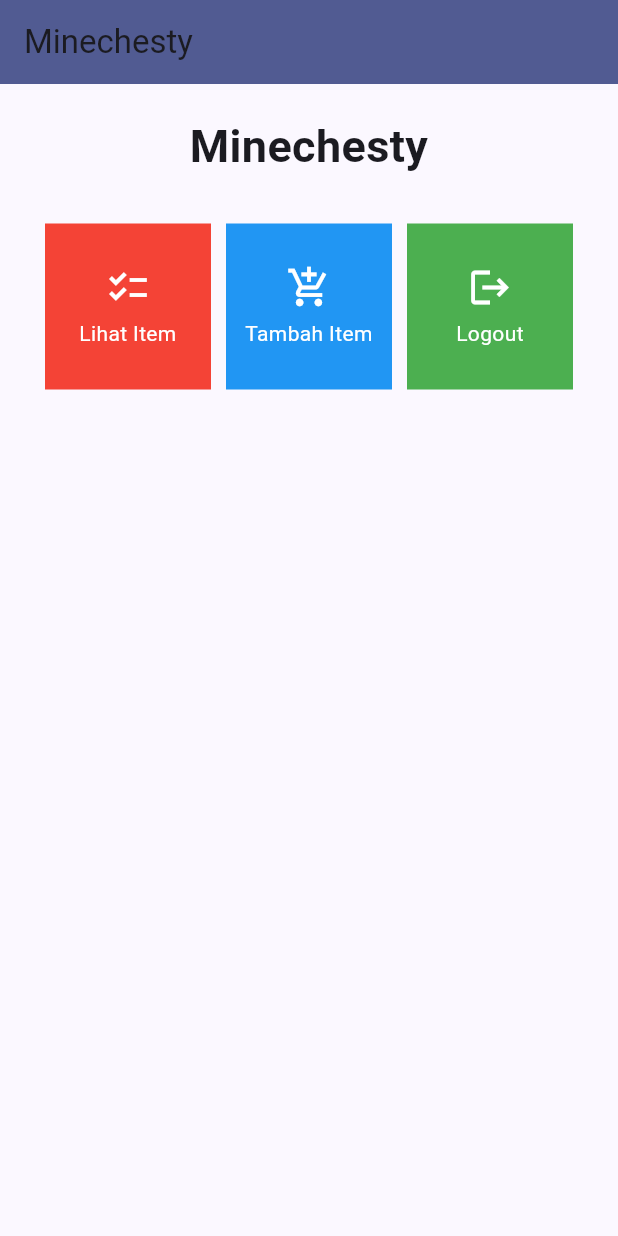
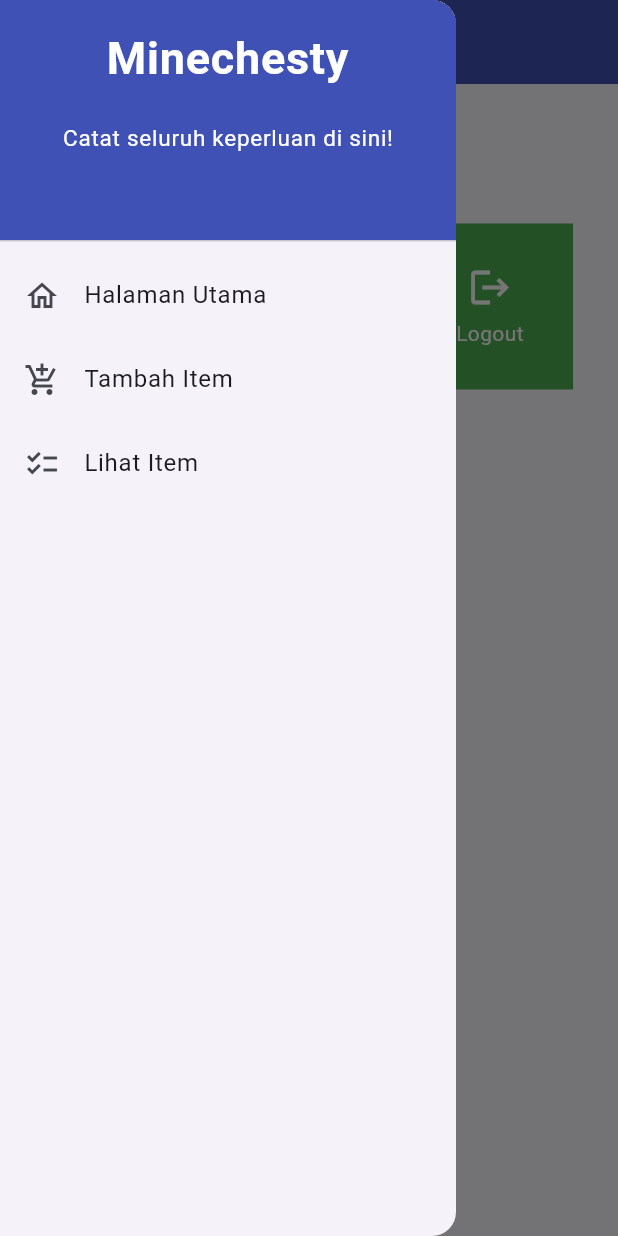
Before and after one commit to RafliMahesa/minechesty-mobile, a Flutter app: the screen it shows after launch, with the side drawer open (before the commit the screen has no drawer), on a phone screen of 412 x 824 dp. Run offline on Flutter 3.47's test engine with Material 2 defaults, Android fonts, the phone set to English and light mode, and no system bars.

Commit message:
Tugas 8 Tamat

```diff
--- a/lib/main.dart
+++ b/lib/main.dart
@@ -1,5 +1,5 @@
 import 'package:flutter/material.dart';
-import 'package:minechesty/menu.dart';
+import 'package:minechesty/screens/menu.dart';
 
 void main() {
   runApp(const MyApp());
--- a/lib/menu.dart
+++ b/lib/screens/menu.dart
@@ -1,4 +1,6 @@
 import 'package:flutter/material.dart';
+import 'package:minechesty/widgets/item_card.dart';
+import 'package:minechesty/widgets/left_drawer.dart';
 
 class MyHomePage extends StatelessWidget {
     MyHomePage({Key? key}) : super(key: key);
@@ -16,8 +18,10 @@
               title: const Text(
                 'Minechesty',
               ),
-              backgroundColor: Theme.of(context).colorScheme.primary,
+              backgroundColor: Colors.indigo,
+              foregroundColor: Colors.white,
             ),
+            drawer: const LeftDrawer(),
             body: SingleChildScrollView(
               // Widget wrapper yang dapat discroll
               child: Padding(
@@ -58,56 +62,3 @@
           );
     }
 }
-
-class ShopItem {
-  final String name;
-  final IconData icon;
-  final Color color;
-
-  ShopItem(this.name, this.icon, this.color);
-}
-
-class ShopCard extends StatelessWidget {
-  final ShopItem item;
-
-  const ShopCard(this.item, {super.key}); // Constructor
-
-  @override
-  Widget build(BuildContext context) {
-    return Material(
-      color: item.color,
-      child: InkWell(
-        // Area responsive terhadap sentuhan
-        onTap: () {
-          // Memunculkan SnackBar ketika diklik
-          ScaffoldMessenger.of(context)
-            ..hideCurrentSnackBar()
-            ..showSnackBar(SnackBar(
-                content: Text("Kamu telah menekan tombol ${item.name}!")));
-        },
-        child: Container(
-          // Container untuk menyimpan Icon dan Text
-          padding: const EdgeInsets.all(8),
-          child: Center(
-            child: Column(
-              mainAxisAlignment: MainAxisAlignment.center,
-              children: [
-                Icon(
-                  item.icon,
-                  color: Colors.white,
-                  size: 30.0,
-                ),
-                const Padding(padding: EdgeInsets.all(3)),
-                Text(
-                  item.name,
-                  textAlign: TextAlign.center,
-                  style: const TextStyle(color: Colors.white),
-                ),
-              ],
-            ),
-          ),
-        ),
-      ),
-    );
-  }
-}
--- /dev/null
+++ b/lib/widgets/item_card.dart
@@ -0,0 +1,82 @@
+import 'package:flutter/material.dart';
+import 'package:minechesty/screens/itemlist.dart';
+import 'package:minechesty/screens/itemlist_form.dart';
+
+class Item {
+  String name = "";
+  int amount = 0;
+  String description = "";
+  String rarity = "";
+
+  Item(this.name, this.amount, this.description, this.rarity);
+}
+
+class ShopItem {
+  final String name;
+  final IconData icon;
+  final Color color;
+
+  ShopItem(this.name, this.icon, this.color);
+}
+
+List<Item>itemList = [];
+
+class ShopCard extends StatelessWidget {
+  final ShopItem item;
+
+  const ShopCard(this.item, {super.key}); // Constructor
+
+  @override
+  Widget build(BuildContext context) {
+    return Material(
+      color: item.color,
+      child: InkWell(
+        // Area responsive terhadap sentuhan
+        onTap: () {
+          // Memunculkan SnackBar ketika diklik
+          ScaffoldMessenger.of(context)
+            ..hideCurrentSnackBar()
+            ..showSnackBar(SnackBar(
+                content: Text("Kamu telah menekan tombol ${item.name}!")));
+
+          // Navigate ke route yang sesuai (tergantung jenis tombol)
+          if (item.name == "Tambah Item") {
+            Navigator.push(
+            context,
+            MaterialPageRoute(
+              builder: (context) => const InventoryFormPage(),
+            ));
+          } else if (item.name == "Lihat Item") {
+            Navigator.pushReplacement(
+                context,
+                MaterialPageRoute(
+                  builder: (context) => const ItemListPage(),
+                ));
+          }
+        },
+        child: Container(
+          // Container untuk menyimpan Icon dan Text
+          padding: const EdgeInsets.all(8),
+          child: Center(
+            child: Column(
+              mainAxisAlignment: MainAxisAlignment.center,
+              children: [
+                Icon(
+                  item.icon,
+                  color: Colors.white,
+                  size: 30.0,
+                ),
+                const Padding(padding: EdgeInsets.all(3)),
+                Text(
+                  item.name,
+                  textAlign: TextAlign.center,
+                  style: const TextStyle(color: Colors.white),
+                ),
+              ],
+            ),
+          ),
+        ),
+      ),
+    );
+  }
+}
--- /dev/null
+++ b/lib/widgets/left_drawer.dart
@@ -0,0 +1,81 @@
+import 'package:flutter/material.dart';
+import 'package:minechesty/screens/itemlist.dart';
+import 'package:minechesty/screens/itemlist_form.dart';
+import 'package:minechesty/screens/menu.dart';
+
+
+class LeftDrawer extends StatelessWidget {
+  const LeftDrawer({super.key});
+
+  @override
+  Widget build(BuildContext context) {
+    return Drawer(
+      child: ListView(
+        children: [
+          const DrawerHeader(
+            decoration: BoxDecoration(
+              color: Colors.indigo,
+            ),
+            child: Column(
+              children: [
+                Text(
+                  'Minechesty',
+                  textAlign: TextAlign.center,
+                  style: TextStyle(
+                    fontSize: 30,
+                    fontWeight: FontWeight.bold,
+                    color: Colors.white,
+                  ),
+                ),
+                Padding(padding: EdgeInsets.all(10)),
+                Text("Catat seluruh keperluan di sini!",
+                        style: TextStyle(
+                        fontSize: 15.0,
+                        fontWeight: FontWeight.normal,
+                        color: Colors.white
+                      ),
+                    ),
+              ],
+            ),
+          ),
+          ListTile(
+            leading: const Icon(Icons.home_outlined),
+            title: const Text('Halaman Utama'),
+            // Bagian redirection ke MyHomePage
+            onTap: () {
+              Navigator.pushReplacement(
+                  context,
+                  MaterialPageRoute(
+                    builder: (context) => MyHomePage(),
+                  ));
+            },
+          ),
+          ListTile(
+            leading: const Icon(Icons.add_shopping_cart),
+            title: const Text('Tambah Item'),
+            // Bagian redirection ke ItemFormPage
+            onTap: () {
+              Navigator.pushReplacement(
+                  context,
+                  MaterialPageRoute(
+                    builder: (context) => const InventoryFormPage(),
+                  ));
+            },
+          ),
+          ListTile(
+            leading: const Icon(Icons.checklist),
+            title: const Text('Lihat Item'),
+            // Bagian redirection ke ItemFormPage
+            onTap: () {
+              Navigator.pushReplacement(
+                  context,
+                  MaterialPageRoute(
+                    builder: (context) => const ItemListPage(),
+                  ));
+            },
+          ),
+        ],
+      ),
+    );
+  }
+}
```
Also changed, not shown: lib/screens/itemlist.dart (added, +60 -0 lines), lib/screens/itemlist_form.dart (added, +189 -0 lines), 1 other file.
